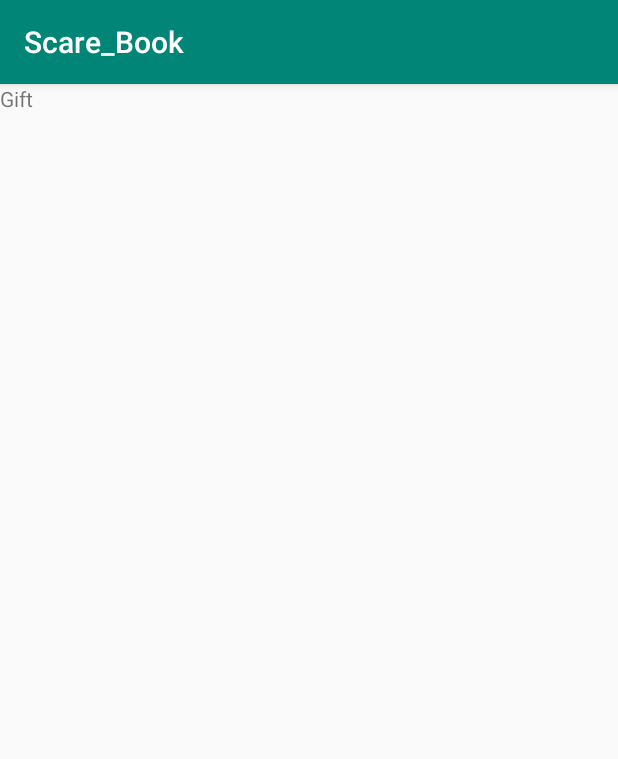
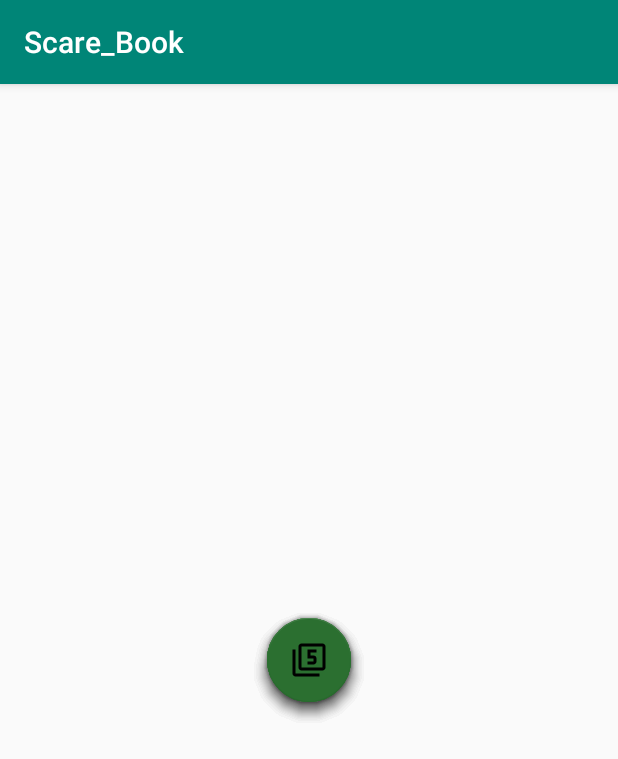
Before and after one commit to SYVYUA/Horror_Stories, an Android app: the Gift screen opened directly, with no data from a screen before it, on a phone screen of 412 x 824 dp. Shown: the top 759 px of the screen. Run offline under Robolectric (Android 15) with nearby library versions, the phone set to English and light mode, and no system bars.

Commit message:
edit Gift.class

```diff
--- a/app/build.gradle
+++ b/app/build.gradle
@@ -28,4 +28,5 @@ dependencies {
 
     //add library
     implementation 'com.github.Hitomis:CircleMenu:v1.0.2'
+    implementation 'com.android.support:design:28.0.0'
 }
--- a/app/src/main/java/com/scare_book/for_gift/Gift.java
+++ b/app/src/main/java/com/scare_book/for_gift/Gift.java
@@ -1,15 +1,58 @@
 package com.scare_book.for_gift;
 
+import android.support.design.widget.FloatingActionButton;
 import android.support.v7.app.AppCompatActivity;
 import android.os.Bundle;
+import android.view.View;
 
 import com.scare_book.R;
 
-public class Gift extends AppCompatActivity {
-
+public class Gift extends AppCompatActivity{
+    FloatingActionButton bax1,bax2,bax3,bax4,bax5,moneyBut;
+    boolean isFABOpen;
     @Override
     protected void onCreate(Bundle savedInstanceState) {
         super.onCreate(savedInstanceState);
         setContentView(R.layout.activity_gift);
+
+        moneyBut = findViewById(R.id.moneybutt);
+        bax1 = findViewById(R.id.bax1);
+        bax2 = findViewById(R.id.bax2);
+        bax3 = findViewById(R.id.bax3);
+        bax4 = findViewById(R.id.bax4);
+        bax5 = findViewById(R.id.bax5);
+
+        moneyBut.setOnClickListener(new View.OnClickListener() {
+            @Override
+            public void onClick(View v) {
+                if(!isFABOpen){
+                    showFABMenu();
+                }else{
+                    closeFABMenu();
+                }
+            }
+
+        });
+
+    }
+
+    private void showFABMenu(){
+        isFABOpen = true;
+        bax1.animate().translationY(-getResources().getDimension(R.dimen.standard_55));
+        bax2.animate().translationY(-getResources().getDimension(R.dimen.standard_105));
+        bax3.animate().translationY(-getResources().getDimension(R.dimen.standard_155));
+        //bax4.animate().translationY(-getResources().getDimension(R.dimen.standard_165));
+        //bax5.animate().translationY(-getResources().getDimension(R.dimen.standard_175));
+    }
+
+
+    private void closeFABMenu(){
+        isFABOpen=false;
+        bax1.animate().translationY(0);
+        bax2.animate().translationY(0);
+        bax3.animate().translationY(0);
+        bax4.animate().translationY(0);
+        bax5.animate().translationY(0);
+
     }
 }
--- /dev/null
+++ b/app/src/main/res/drawable/ic_1_bax_24dp.xml
@@ -0,0 +1,9 @@
+<vector xmlns:android="http://schemas.android.com/apk/res/android"
+        android:width="24dp"
+        android:height="24dp"
+        android:viewportWidth="24.0"
+        android:viewportHeight="24.0">
+    <path
+        android:fillColor="#FF000000"
+        android:pathData="M3,5L1,5v16c0,1.1 0.9,2 2,2h16v-2L3,21L3,5zM14,15h2L16,5h-4v2h2v8zM21,1L7,1c-1.1,0 -2,0.9 -2,2v14c0,1.1 0.9,2 2,2h14c1.1,0 2,-0.9 2,-2L23,3c0,-1.1 -0.9,-2 -2,-2zM21,17L7,17L7,3h14v14z"/>
+</vector>
--- /dev/null
+++ b/app/src/main/res/drawable/ic_2_bax_24dp.xml
@@ -0,0 +1,9 @@
+<vector xmlns:android="http://schemas.android.com/apk/res/android"
+        android:width="24dp"
+        android:height="24dp"
+        android:viewportWidth="24.0"
+        android:viewportHeight="24.0">
+    <path
+        android:fillColor="#FF000000"
+        android:pathData="M3,5L1,5v16c0,1.1 0.9,2 2,2h16v-2L3,21L3,5zM21,1L7,1c-1.1,0 -2,0.9 -2,2v14c0,1.1 0.9,2 2,2h14c1.1,0 2,-0.9 2,-2L23,3c0,-1.1 -0.9,-2 -2,-2zM21,17L7,17L7,3h14v14zM17,13h-4v-2h2c1.1,0 2,-0.89 2,-2L17,7c0,-1.11 -0.9,-2 -2,-2h-4v2h4v2h-2c-1.1,0 -2,0.89 -2,2v4h6v-2z"/>
+</vector>
--- /dev/null
+++ b/app/src/main/res/drawable/ic_3_bax_24dp.xml
@@ -0,0 +1,9 @@
+<vector xmlns:android="http://schemas.android.com/apk/res/android"
+        android:width="24dp"
+        android:height="24dp"
+        android:viewportWidth="24.0"
+        android:viewportHeight="24.0">
+    <path
+        android:fillColor="#FF000000"
+        android:pathData="M21,1L7,1c-1.1,0 -2,0.9 -2,2v14c0,1.1 0.9,2 2,2h14c1.1,0 2,-0.9 2,-2L23,3c0,-1.1 -0.9,-2 -2,-2zM21,17L7,17L7,3h14v14zM3,5L1,5v16c0,1.1 0.9,2 2,2h16v-2L3,21L3,5zM17,13v-1.5c0,-0.83 -0.67,-1.5 -1.5,-1.5 0.83,0 1.5,-0.67 1.5,-1.5L17,7c0,-1.11 -0.9,-2 -2,-2h-4v2h4v2h-2v2h2v2h-4v2h4c1.1,0 2,-0.89 2,-2z"/>
+</vector>
--- /dev/null
+++ b/app/src/main/res/drawable/ic_4_bax_24dp.xml
@@ -0,0 +1,9 @@
+<vector xmlns:android="http://schemas.android.com/apk/res/android"
+        android:width="24dp"
+        android:height="24dp"
+        android:viewportWidth="24.0"
+        android:viewportHeight="24.0">
+    <path
+        android:fillColor="#FF000000"
+        android:pathData="M3,5L1,5v16c0,1.1 0.9,2 2,2h16v-2L3,21L3,5zM15,15h2L17,5h-2v4h-2L13,5h-2v6h4v4zM21,1L7,1c-1.1,0 -2,0.9 -2,2v14c0,1.1 0.9,2 2,2h14c1.1,0 2,-0.9 2,-2L23,3c0,-1.1 -0.9,-2 -2,-2zM21,17L7,17L7,3h14v14z"/>
+</vector>
--- /dev/null
+++ b/app/src/main/res/drawable/ic_5_bax_24dp.xml
@@ -0,0 +1,9 @@
+<vector xmlns:android="http://schemas.android.com/apk/res/android"
+        android:width="24dp"
+        android:height="24dp"
+        android:viewportWidth="24.0"
+        android:viewportHeight="24.0">
+    <path
+        android:fillColor="#FF000000"
+        android:pathData="M21,1L7,1c-1.1,0 -2,0.9 -2,2v14c0,1.1 0.9,2 2,2h14c1.1,0 2,-0.9 2,-2L23,3c0,-1.1 -0.9,-2 -2,-2zM21,17L7,17L7,3h14v14zM3,5L1,5v16c0,1.1 0.9,2 2,2h16v-2L3,21L3,5zM17,13v-2c0,-1.11 -0.9,-2 -2,-2h-2L13,7h4L17,5h-6v6h4v2h-4v2h4c1.1,0 2,-0.89 2,-2z"/>
+</vector>
--- /dev/null
+++ b/app/src/main/res/drawable/ic_attach_money_black_24dp.xml
@@ -0,0 +1,9 @@
+<vector xmlns:android="http://schemas.android.com/apk/res/android"
+        android:width="24dp"
+        android:height="24dp"
+        android:viewportWidth="24.0"
+        android:viewportHeight="24.0">
+    <path
+        android:fillColor="#FF000000"
+        android:pathData="M11.8,10.9c-2.27,-0.59 -3,-1.2 -3,-2.15 0,-1.09 1.01,-1.85 2.7,-1.85 1.78,0 2.44,0.85 2.5,2.1h2.21c-0.07,-1.72 -1.12,-3.3 -3.21,-3.81V3h-3v2.16c-1.94,0.42 -3.5,1.68 -3.5,3.61 0,2.31 1.91,3.46 4.7,4.13 2.5,0.6 3,1.48 3,2.41 0,0.69 -0.49,1.79 -2.7,1.79 -2.06,0 -2.87,-0.92 -2.98,-2.1h-2.2c0.12,2.19 1.76,3.42 3.68,3.83V21h3v-2.15c1.95,-0.37 3.5,-1.5 3.5,-3.55 0,-2.84 -2.43,-3.81 -4.7,-4.4z"/>
+</vector>
--- a/app/src/main/res/layout/activity_gift.xml
+++ b/app/src/main/res/layout/activity_gift.xml
@@ -6,9 +6,56 @@
     android:layout_height="match_parent"
     tools:context=".for_gift.Gift">
 
-    <TextView
-        android:text="@string/giftText"
+    <android.support.design.widget.FloatingActionButton
+        android:id="@+id/moneybutt"
         android:layout_width="wrap_content"
-        android:layout_height="wrap_content" />
+        android:layout_height="wrap_content"
+        android:layout_centerInParent="true"
+        android:src="@drawable/ic_attach_money_black_24dp"
+        app:backgroundTint="@color/colorPrimaryDark"
+        />
+
+    <android.support.design.widget.FloatingActionButton
+        android:id="@+id/bax1"
+        android:layout_width="wrap_content"
+        android:layout_height="wrap_content"
+        android:layout_centerInParent="true"
+        android:src="@drawable/ic_1_bax_24dp"
+        app:backgroundTint="@color/colorPrimaryDark"
+        />
+    <android.support.design.widget.FloatingActionButton
+        android:id="@+id/bax2"
+        android:layout_width="wrap_content"
+        android:layout_height="wrap_content"
+        android:layout_centerInParent="true"
+        android:src="@drawable/ic_2_bax_24dp"
+        app:backgroundTint="@color/colorPrimaryDark"
+        />
+    <android.support.design.widget.FloatingActionButton
+        android:id="@+id/bax3"
+        android:layout_width="wrap_content"
+        android:layout_height="wrap_content"
+        android:layout_centerInParent="true"
+        android:src="@drawable/ic_3_bax_24dp"
+        app:backgroundTint="@color/colorPrimaryDark"
+        />
+    <android.support.design.widget.FloatingActionButton
+        android:id="@+id/bax4"
+        android:layout_width="wrap_content"
+        android:layout_height="wrap_content"
+        android:layout_centerInParent="true"
+        android:src="@drawable/ic_4_bax_24dp"
+        app:backgroundTint="@color/colorPrimaryDark"
+        />
+    <android.support.design.widget.FloatingActionButton
+        android:id="@+id/bax5"
+        android:layout_width="wrap_content"
+        android:layout_height="wrap_content"
+        android:layout_centerInParent="true"
+        android:src="@drawable/ic_5_bax_24dp"
+        app:backgroundTint="@color/colorPrimaryDark"
+        />
+
+
 
 </RelativeLayout>
--- a/app/src/main/res/values/colors.xml
+++ b/app/src/main/res/values/colors.xml
@@ -1,6 +1,6 @@
 <?xml version="1.0" encoding="utf-8"?>
 <resources>
     <color name="colorPrimary">#008577</color>
-    <color name="colorPrimaryDark">#00574B</color>
+    <color name="colorPrimaryDark">#2B6F30</color>
     <color name="colorAccent">#D81B60</color>
 </resources>
--- /dev/null
+++ b/app/src/main/res/values/dimens.xml
@@ -0,0 +1,9 @@
+<?xml version="1.0" encoding="utf-8"?>
+<resources>
+    <dimen name="standard_55">55dp</dimen>
+    <dimen name="standard_105">105dp</dimen>
+    <dimen name="standard_155">155dp</dimen>
+    <dimen name="standard_165">165dp</dimen>
+    <dimen name="standard_175">175dp</dimen>
+
+</resources>
```
